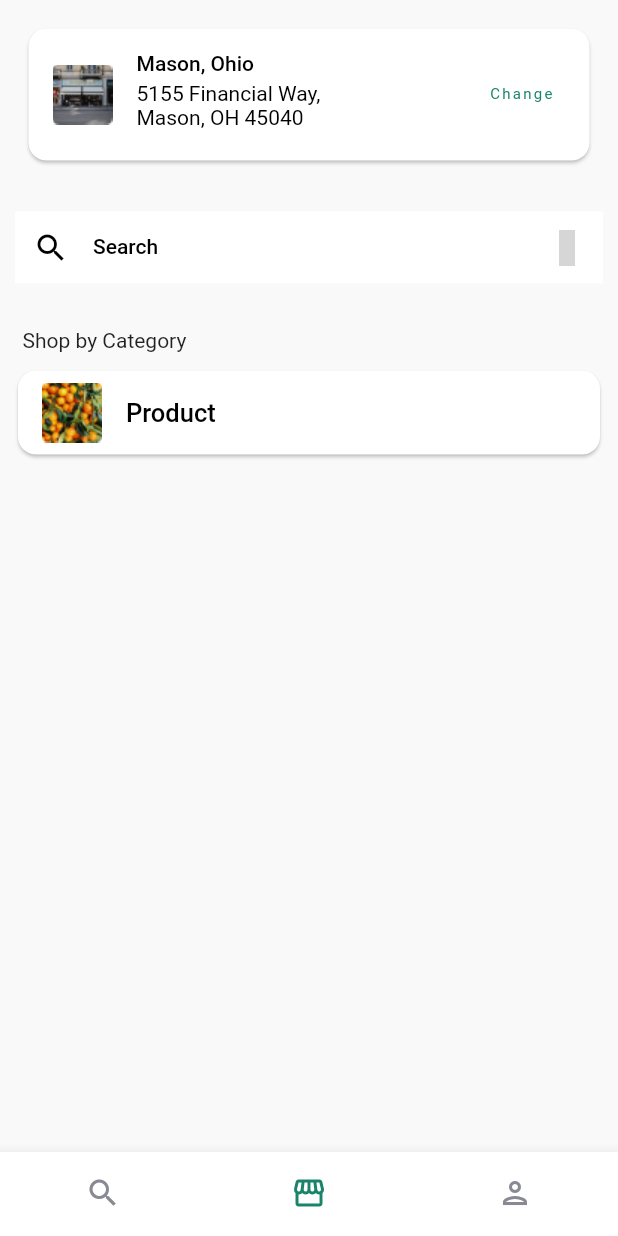
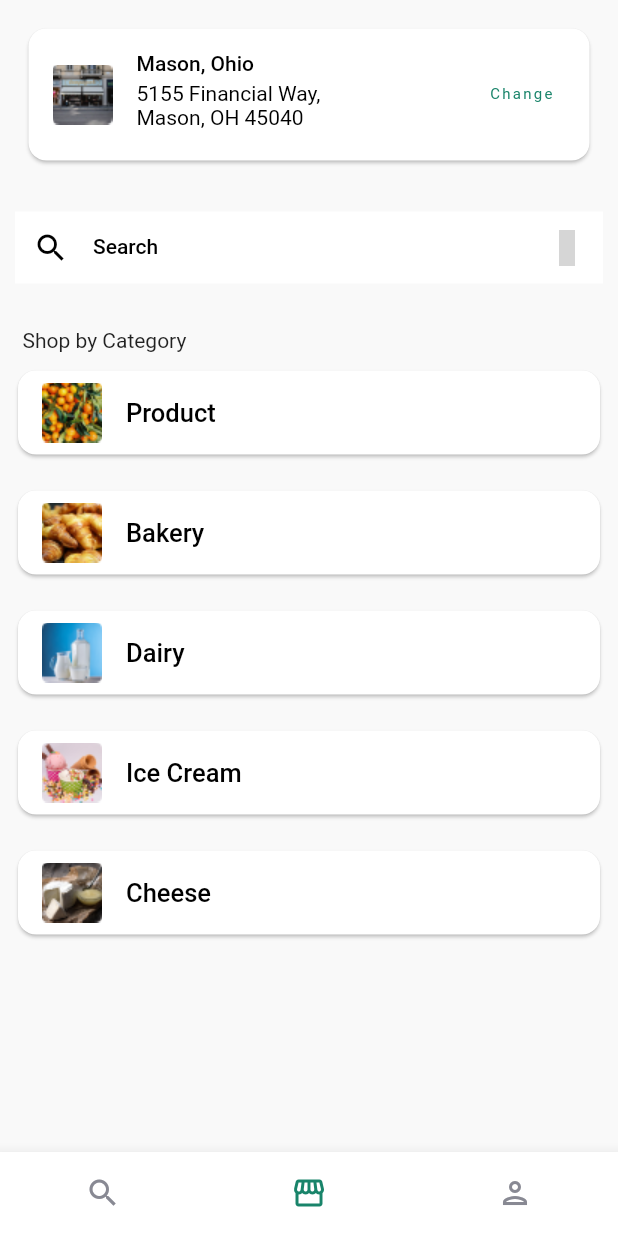
Before and after one commit to keldreon/Prakerja_Unjuk-Keterampilan, a Flutter app: the screen it shows after launch, item 2 of the bottom bar chosen, on a phone screen of 412 x 824 dp. Run offline on Flutter 3.47's test engine with Material 2 defaults, Android fonts, the phone set to English and light mode, and no system bars; our stand-ins replace material_design_icons_flutter; grey boxes are pictures that could not be loaded.

Commit message:
added more image and added more data to store

```diff
--- a/lib/components/store.dart
+++ b/lib/components/store.dart
@@ -46,6 +46,13 @@ class _StoreWidgetState extends State<StoreWidget> {
             ),
             const CategoryCard(
                 name: 'Product', imgDir: 'assets/img/Image-product.jpg'),
+            const CategoryCard(
+                name: 'Bakery', imgDir: 'assets/img/Image-ss2.png'),
+            const CategoryCard(name: 'Dairy', imgDir: 'assets/img/Image-2.png'),
+            const CategoryCard(
+                name: 'Ice Cream', imgDir: 'assets/img/Image-3.png'),
+            const CategoryCard(
+                name: 'Cheese', imgDir: 'assets/img/Image-4.png'),
           ],
         ),
       ),
```
Also changed, not shown: assets/img/Image-2.png (added), assets/img/Image-3.png (added), assets/img/Image-4.png (added), assets/img/Image-5.png (added), assets/img/Image-6.png (added), assets/img/Image-ss2.png (added), assets/img/Image_ss1.png (added).
